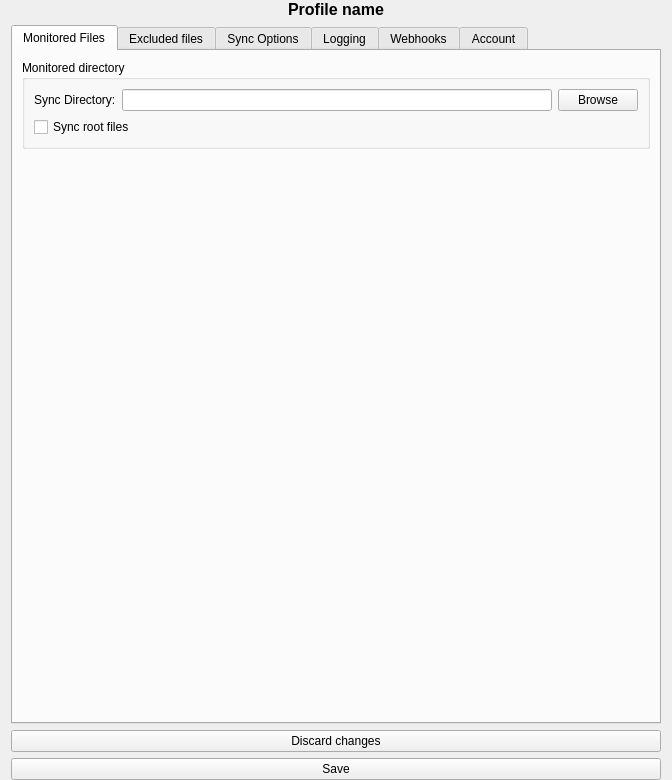
bpozdena/OneDriveGUI, file src/ui/profile_settings_page.ui: the form before one commit.
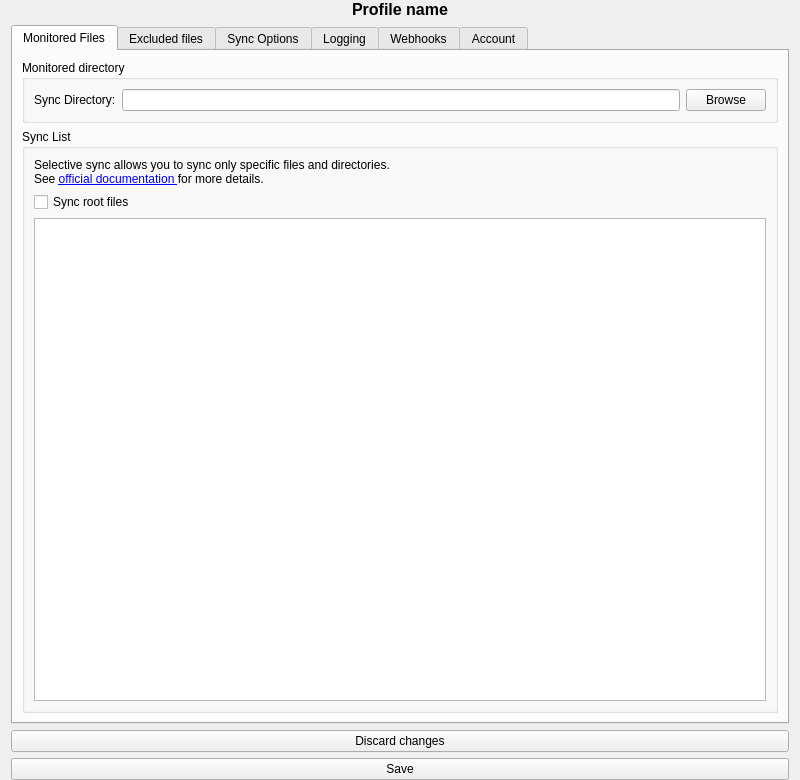
The form after the commit. The open tabs and pages were chosen to show the change.

Commit message: Implement selective sync via 'sync_list' file #13

The edit to the form file:
```diff
--- a/src/ui/profile_settings_page.ui
+++ b/src/ui/profile_settings_page.ui
@@ -6,7 +6,7 @@
    <rect>
     <x>0</x>
     <y>0</y>
-    <width>670</width>
+    <width>800</width>
     <height>780</height>
    </rect>
   </property>
@@ -87,7 +87,23 @@
               </item>
              </layout>
             </item>
-            <item row="2" column="0">
+           </layout>
+          </widget>
+         </item>
+         <item>
+          <widget class="QGroupBox" name="groupBox_11">
+           <property name="title">
+            <string>Sync List</string>
+           </property>
+           <layout class="QVBoxLayout" name="verticalLayout_11">
+            <item>
+             <widget class="QLabel" name="label_sync_list">
+              <property name="text">
+               <string>Selective sync allows you to sync only specific files and directories. &lt;br&gt; See &lt;a href=&quot;https://github.com/abraunegg/onedrive/blob/master/docs/USAGE.md#performing-a-selective-sync-via-sync_list-file&quot;&gt;official documentation &lt;/a&gt; for more details.</string>
+              </property>
+             </widget>
+            </item>
+            <item>
              <widget class="QCheckBox" name="checkBox_sync_root_files">
               <property name="toolTip">
                <string>&lt;html&gt;&lt;head/&gt;&lt;body&gt;&lt;p&gt;Sync all files in &lt;span style=&quot; font-weight:700;&quot;&gt;Sync Directory&lt;/span&gt; root when using &lt;span style=&quot; font-weight:700;&quot;&gt;Sync List&lt;/span&gt;.&lt;/p&gt;&lt;/body&gt;&lt;/html&gt;</string>
@@ -97,22 +113,16 @@
               </property>
              </widget>
             </item>
+            <item>
+             <widget class="QTextEdit" name="textEdit_sync_list">
+              <property name="toolTip">
+               <string/>
+              </property>
+             </widget>
+            </item>
            </layout>
           </widget>
          </item>
-         <item>
-          <spacer name="verticalSpacer_3">
-           <property name="orientation">
-            <enum>Qt::Vertical</enum>
-           </property>
-           <property name="sizeHint" stdset="0">
-            <size>
-             <width>20</width>
-             <height>40</height>
-            </size>
-           </property>
-          </spacer>
-         </item>
         </layout>
        </widget>
        <widget class="QWidget" name="tab">
```
Left out of the diff: 4 changed lines with no effect on the pictures. The commit also changes 2 other files.
